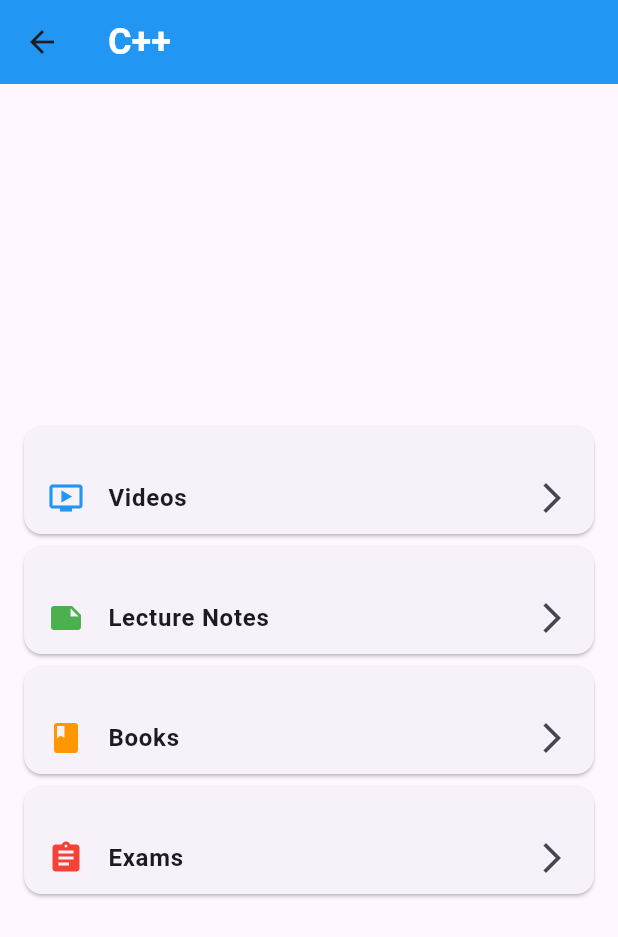
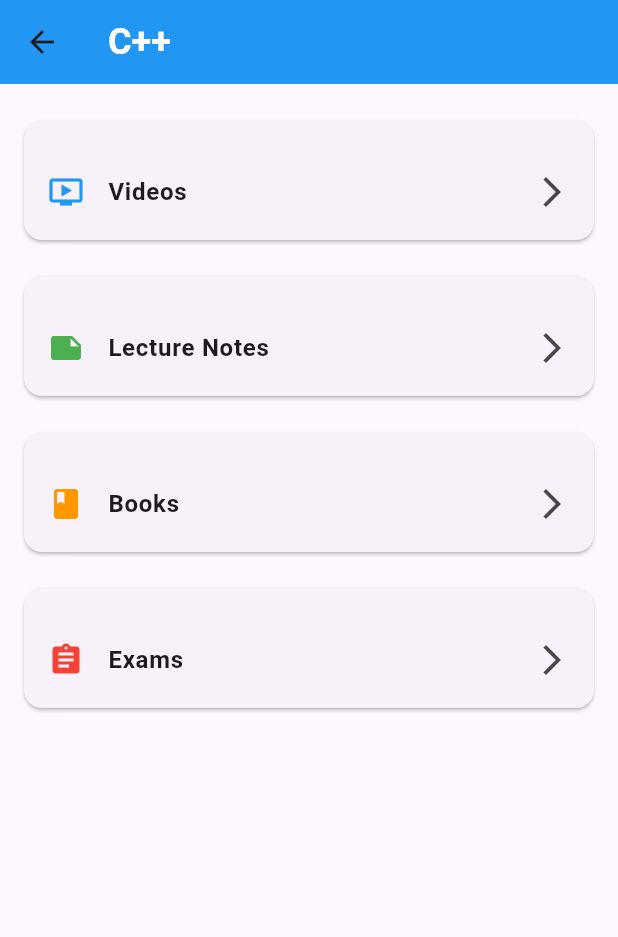
Before and after one commit to Sumeyahassen/BDU-SUPPORT-APP, a Flutter app: the CourseDetailScreen screen opened directly with sample values from the repository, on a phone screen of 412 x 824 dp. Shown: the top 937 px of the screen. Run offline on Flutter 3.47's test engine with Material 3 defaults, Android fonts, the phone set to English and light mode, and no system bars.

Commit message:
complated the  responsibletiy of larg screen  and horizontal view

```diff
--- a/lib/features/courses/course_detail_screen.dart
+++ b/lib/features/courses/course_detail_screen.dart
@@ -24,23 +24,16 @@ class CourseDetailScreen extends StatelessWidget {
         ),
         backgroundColor: Colors.blue,
       ),
-      body: Padding(
+      body: SingleChildScrollView(
+        // ✅ Make content scrollable
+        child: Padding(
           padding: const EdgeInsets.all(12.0),
           child: Column(
-          mainAxisAlignment: MainAxisAlignment.center,
             children: [
-            SizedBox(
-              height: 80,
-            child: Card(
-
-              child: ListTile(
-                contentPadding: const EdgeInsets.symmetric(
-                    vertical: 20,
-                    horizontal: 16,
-                  ),
-                leading: const Icon(Icons.ondemand_video, color: Colors.blue),
-                title: const Text('Videos',style: TextStyle(fontWeight: FontWeight.bold),),
-                trailing: const Icon(Icons.arrow_forward_ios),
+              _buildCard(
+                icon: Icons.ondemand_video,
+                iconColor: Colors.blue,
+                title: 'Videos',
                 onTap: () {
                   Navigator.push(
                     context,
@@ -51,47 +44,24 @@ class CourseDetailScreen extends StatelessWidget {
                   );
                 },
               ),
-            ),
-            ),
-            SizedBox(
-              height: 80,
-              child: Card(
-                child: ListTile(
-                  contentPadding: const EdgeInsets.symmetric(
-                    vertical: 20,
-                    horizontal: 16,
-                  ),
-                  leading: const Icon(Icons.note, color: Colors.green),
-                  title: const Text('Lecture Notes',
-                    style: TextStyle(fontWeight: FontWeight.bold),
-                  ),
-                  trailing: const Icon(Icons.arrow_forward_ios),
+              _buildCard(
+                icon: Icons.note,
+                iconColor: Colors.green,
+                title: 'Lecture Notes',
                 onTap: () {
                   Navigator.push(
                     context,
                     MaterialPageRoute(
-                        builder: (context) =>
-                            NotesScreen(notes: course.lectureNotes),
+                      builder:
+                          (context) => NotesScreen(notes: course.lectureNotes),
                     ),
                   );
                 },
               ),
-              ),
-            ),
-            SizedBox(
-              height: 80,
-
-            child: Card(
-              child: ListTile(
-                 contentPadding:const EdgeInsets.symmetric(
-                    vertical: 20,
-                    horizontal: 16,
-                  ),
-                leading: const Icon(Icons.book, color: Colors.orange),
-                title: const Text('Books',
-                    style: TextStyle(fontWeight: FontWeight.bold),
-                  ),
-                trailing: const Icon(Icons.arrow_forward_ios),
+              _buildCard(
+                icon: Icons.book,
+                iconColor: Colors.orange,
+                title: 'Books',
                 onTap: () {
                   Navigator.push(
                     context,
@@ -102,22 +72,10 @@ class CourseDetailScreen extends StatelessWidget {
                   );
                 },
               ),
-            ),
-            ),
-            SizedBox(
-              height: 80,
-
-            child: Card(
-              child: ListTile(
-                contentPadding: const EdgeInsets.symmetric(
-                    vertical: 20,
-                    horizontal: 16,
-                  ),
-                leading: const Icon(Icons.assignment, color: Colors.red),
-                title: const Text('Exams',
-                    style: TextStyle(fontWeight: FontWeight.bold),
-                  ),
-                trailing: const Icon(Icons.arrow_forward_ios),
+              _buildCard(
+                icon: Icons.assignment,
+                iconColor: Colors.red,
+                title: 'Exams',
                 onTap: () {
                   Navigator.push(
                     context,
@@ -128,9 +86,38 @@ class CourseDetailScreen extends StatelessWidget {
                   );
                 },
               ),
+            ],
           ),
         ),
-          ],
+      ),
+    );
+  }
+
+  /// 🔧 Helper method to reduce repetition
+  Widget _buildCard({
+    required IconData icon,
+    required Color iconColor,
+    required String title,
+    required VoidCallback onTap,
+  }) {
+    return Padding(
+      padding: const EdgeInsets.symmetric(vertical: 8.0),
+      child: Card(
+        child: SizedBox(
+          height: 80,
+          child: ListTile(
+            contentPadding: const EdgeInsets.symmetric(
+              vertical: 20,
+              horizontal: 16,
+            ),
+            leading: Icon(icon, color: iconColor),
+            title: Text(
+              title,
+              style: const TextStyle(fontWeight: FontWeight.bold),
+            ),
+            trailing: const Icon(Icons.arrow_forward_ios),
+            onTap: onTap,
+          ),
         ),
       ),
     );
```
Also changed, not shown: lib/features/home/home_screen.dart (+75 -63 lines). Lines whose indentation alone changed are shown as unchanged.
